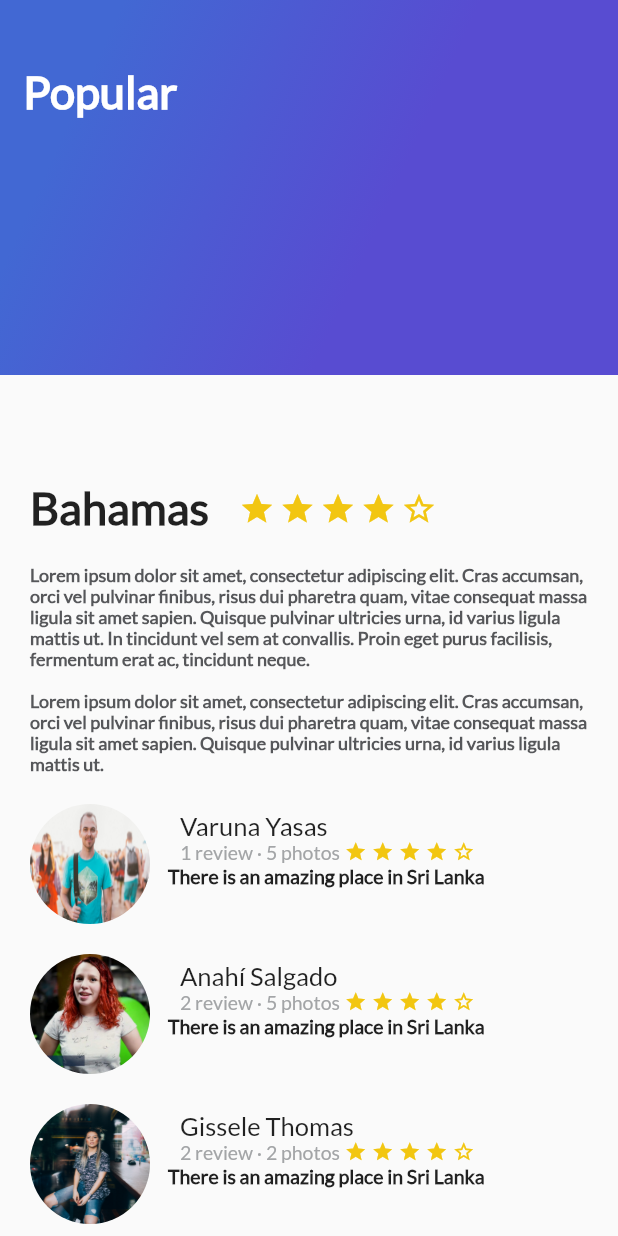
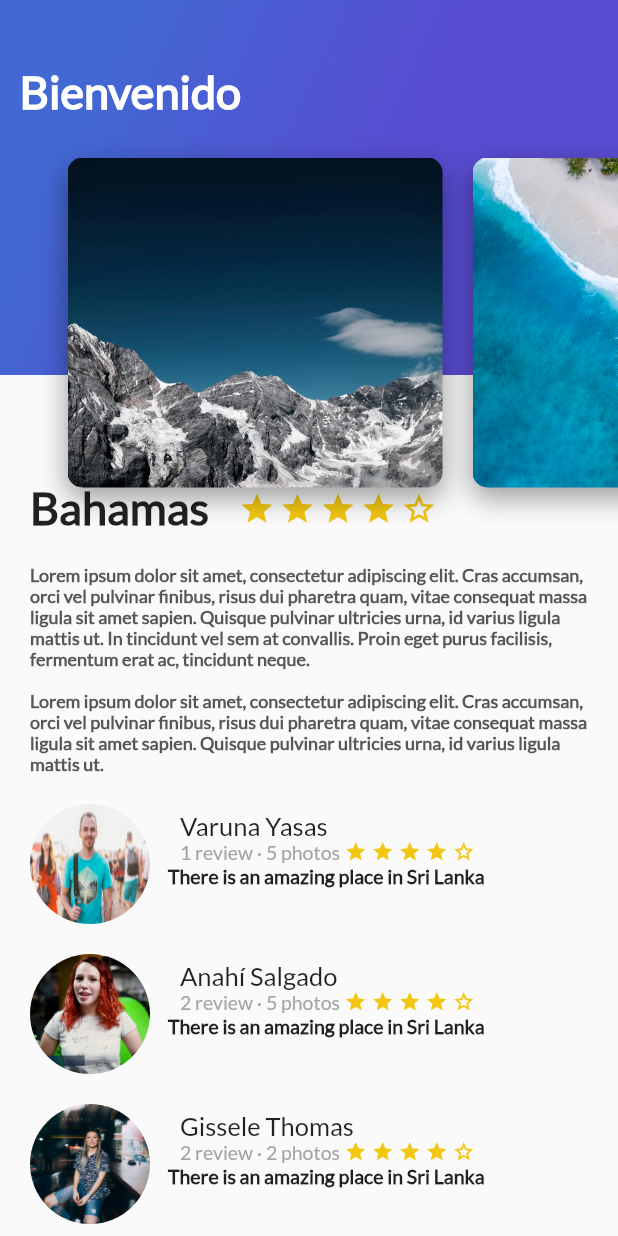
Before and after one commit to ericgomez/platzi_trips_app_complete, a Flutter app: the screen it shows after launch, on a phone screen of 412 x 824 dp. Run offline on Flutter 3.47's test engine with Material 2 defaults, Android fonts, the phone set to English and light mode, and no system bars.

Commit message:
Widget Listview

```diff
--- a/lib/card_image.dart
+++ b/lib/card_image.dart
@@ -1,10 +1,44 @@
 import 'package:flutter/material.dart';
 
 class CardImage extends StatelessWidget {
+
+  String pathImage = "assets/img/beach.jpeg";
+
+  //Creamos nuestro constructor
+  CardImage(this.pathImage);
+
   @override
   Widget build(BuildContext context) {
-    // TODO: implement build
-    throw UnimplementedError();
+
+    final card = Container(
+      height: 350.0,
+      width: 250.0,
+      margin: EdgeInsets.only(
+        top: 80,
+        left: 20
+      ),
+
+      //Agregamos la decoracion como imagen
+      decoration: BoxDecoration(
+        image:DecorationImage(
+            fit: BoxFit.cover,
+            image: AssetImage(pathImage)
+        ),
+            //Asemos que la imagen sea redonda
+            borderRadius: BorderRadius.all(Radius.circular(10)),
+        shape: BoxShape.rectangle,//Haacemos que la imagen sea rectangular
+        boxShadow: <BoxShadow>[//Agregamos una sombra
+          BoxShadow(
+            color: Colors.black38,
+            blurRadius: 15,//Que tan degradado quiero que quede
+            offset: Offset(0,7)//la posicion de la sombra en X y en Y
+          )
+        ]
+      ),
+    );
+
+    //Devolvemos la imagen
+    return card;
   }
 
 }
--- /dev/null
+++ b/lib/card_image_list.dart
@@ -0,0 +1,25 @@
+import 'package:flutter/material.dart';
+import 'card_image.dart';
+
+class CardImageList extends StatelessWidget {
+  @override
+  Widget build(BuildContext context) {
+
+    return Container(
+      height: 350,
+      child: ListView(
+        padding: EdgeInsets.all(25),
+        scrollDirection: Axis.horizontal,//Axis para que el Scroll sea Horizontal
+        children: [//Agregamos todos los elementos que estan componiendo la lista
+          CardImage("assets/img/mountain.jpeg"),
+          CardImage("assets/img/beach.jpeg"),
+          CardImage("assets/img/beach_palm.jpeg"),
+          CardImage("assets/img/mountain_stars.jpeg"),
+          CardImage("assets/img/sunset.jpeg"),
+          CardImage("assets/img/river.jpeg"),
+        ],
+      ),
+    );
+  }
+
+}
--- /dev/null
+++ b/lib/header_appbar.dart
@@ -0,0 +1,17 @@
+import 'package:flutter/material.dart';
+import 'gradient_back.dart';//importamos las clases que vamos a utilizar para hacer Stack
+import 'card_image_list.dart';//importamos las clases que vamos a utilizar
+
+class HeaderAppBar extends StatelessWidget {
+  @override
+  Widget build(BuildContext context) {
+    // TODO: implement build
+    return Stack(//Stack me permite acomodar un Widget sobre otro Widget
+      children: [
+        GradientBack("Bienvenido"),
+        CardImageList()
+      ],
+    );
+  }
+
+}
--- a/lib/main.dart
+++ b/lib/main.dart
@@ -3,6 +3,7 @@ import 'package:flutter/services.dart';
 import 'description_place.dart';
 import 'review_list.dart';//Importamos nuestra clase
 import 'gradient_back.dart';
+import 'header_appbar.dart';
 
 void main() {
   //SystemChrome vuelve la barra de estado transparente en Android para que no tenga un color diferente
@@ -42,7 +43,8 @@ class MyApp extends StatelessWidget {
                 ReviewList()
               ],
             ),
-            GradientBack("Popular")//Mandamos a llamar al metodo de la clase GradientBack
+            //GradientBack("Popular")//Mandamos a llamar al metodo de la clase GradientBack
+            HeaderAppBar()
           ],
         ),
         )
```
